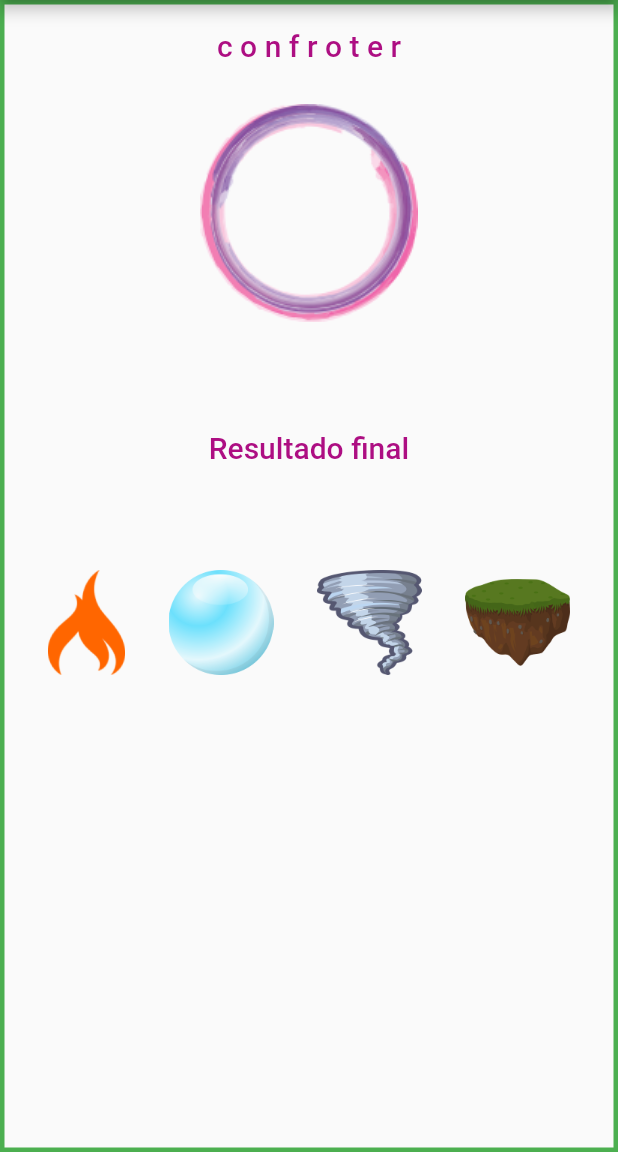
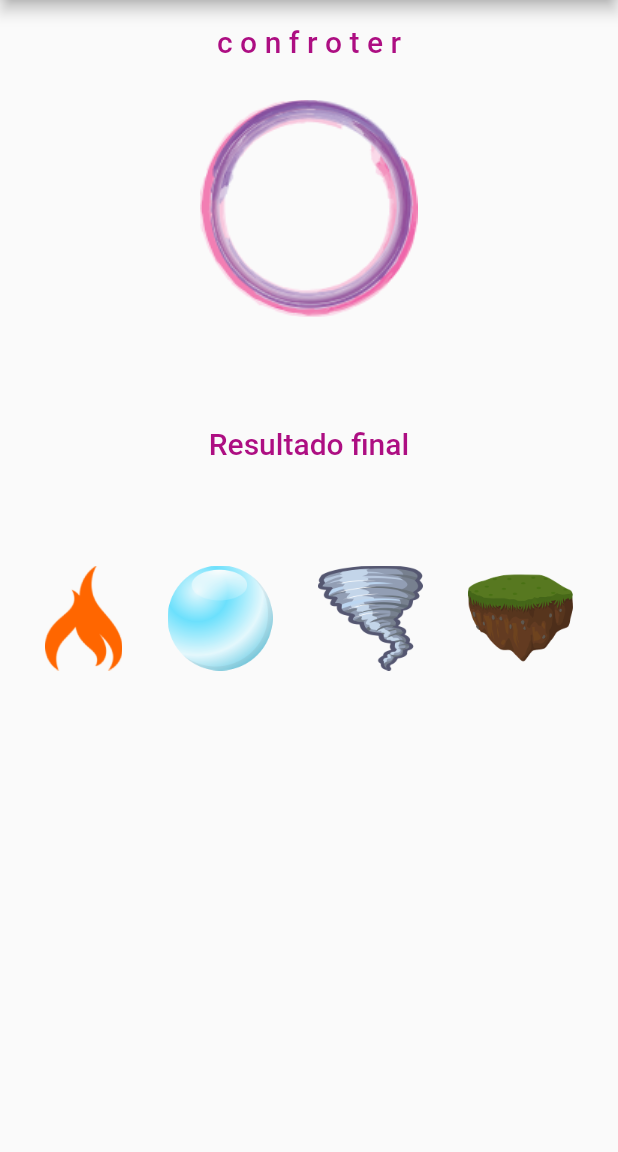
Before and after one commit to GuiQRSM/E-L-E-M-E-N-T-A-R, a Flutter app: the screen it shows after launch, on a phone screen of 412 x 824 dp, the part 84-1236 px from its top. Run offline on Flutter 3.47's test engine with Material 2 defaults, Android fonts, the phone set to English and light mode, and no system bars.

Commit message:
Remove the decoration: attribute from the Continer() class and body:

```diff
--- a/lib/LayoutStful.dart
+++ b/lib/LayoutStful.dart
@@ -46,7 +46,6 @@ class _LayoutStfulState extends State<LayoutStful> {
       body: Container(
         width: double.infinity,
         padding: EdgeInsets.only(top: 16, bottom: 16),
-        decoration: BoxDecoration(border: Border.all(width: 3, color: Colors.green)),
         child: Column(
           children: <Widget>[
             Text(
```
